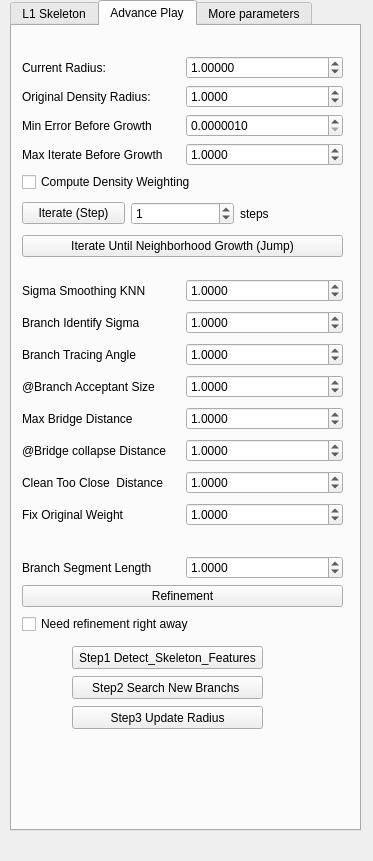
This is Point-Cloud_Procesing_1_0/point_cloud_1_0_source_code/Point Cloud/src/UI/para_skeletonization.ui in Maswor/PointCloud-Skeletonization as Qt 5 draws it before an edit. The edited form follows.
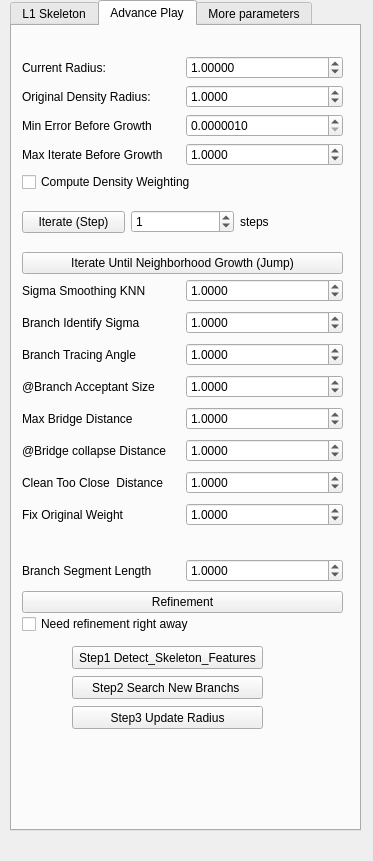
This is the edited form. The open tabs and pages were chosen to show the change.

```diff
--- a/Point-Cloud_Procesing_1_0/point_cloud_1_0_source_code/Point Cloud/src/UI/para_skeletonization.ui
+++ b/Point-Cloud_Procesing_1_0/point_cloud_1_0_source_code/Point Cloud/src/UI/para_skeletonization.ui
@@ -247,7 +247,7 @@
        <x>10</x>
        <y>30</y>
        <width>321</width>
-       <height>201</height>
+       <height>218</height>
       </rect>
      </property>
      <layout class="QVBoxLayout" name="verticalLayout_3">
@@ -643,7 +643,7 @@
        <x>10</x>
        <y>530</y>
        <width>321</width>
-       <height>53</height>
+       <height>61</height>
       </rect>
      </property>
      <layout class="QVBoxLayout" name="verticalLayout_5">
```
Left out of the diff: 6 changed lines with no effect on the pictures.
